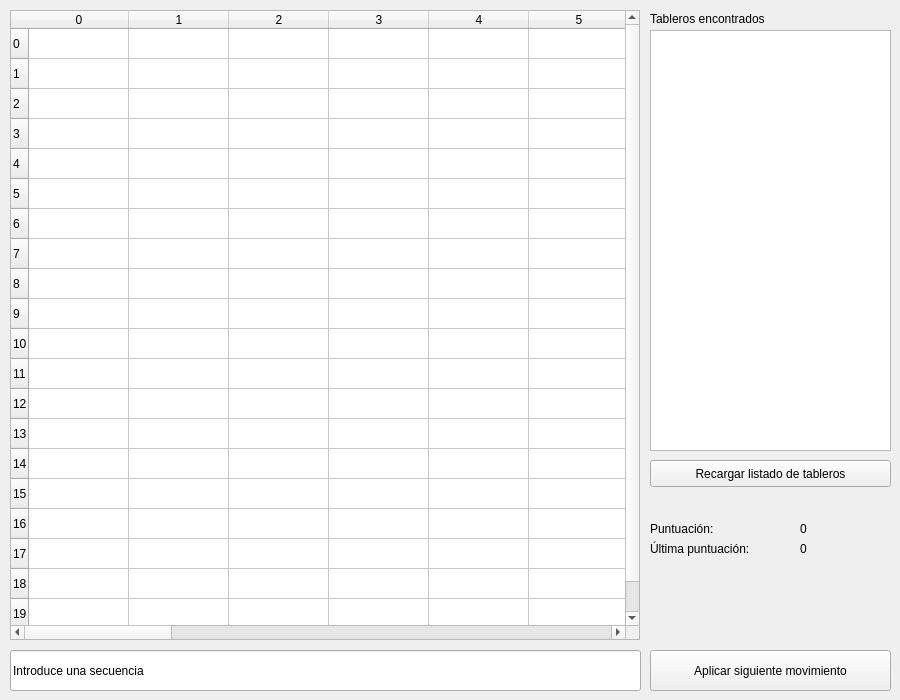
Qt form ClickomaniaGUI/mainwindow.ui (cristian64/xxccvv) before a commit.
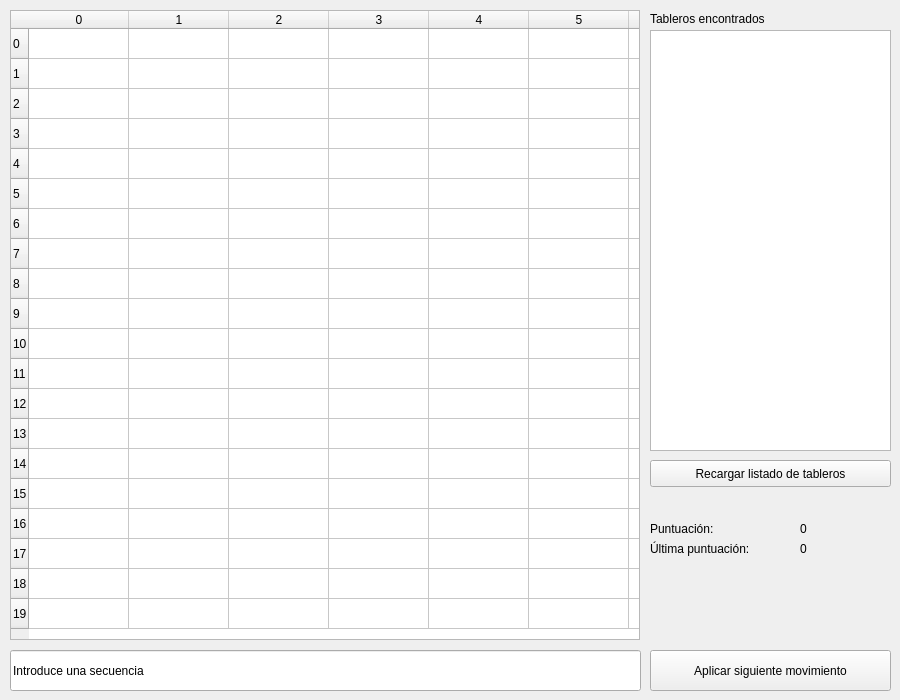
The same form after that commit.

Commit message: Quitado el scroll automatico del tablero.

```diff
--- a/ClickomaniaGUI/mainwindow.ui
+++ b/ClickomaniaGUI/mainwindow.ui
@@ -38,6 +38,12 @@
     <property name="mouseTracking">
      <bool>true</bool>
     </property>
+    <property name="verticalScrollBarPolicy">
+     <enum>Qt::ScrollBarAlwaysOff</enum>
+    </property>
+    <property name="horizontalScrollBarPolicy">
+     <enum>Qt::ScrollBarAlwaysOff</enum>
+    </property>
     <property name="selectionMode">
      <enum>QAbstractItemView::NoSelection</enum>
     </property>
```
The commit also changes 1 other file.
